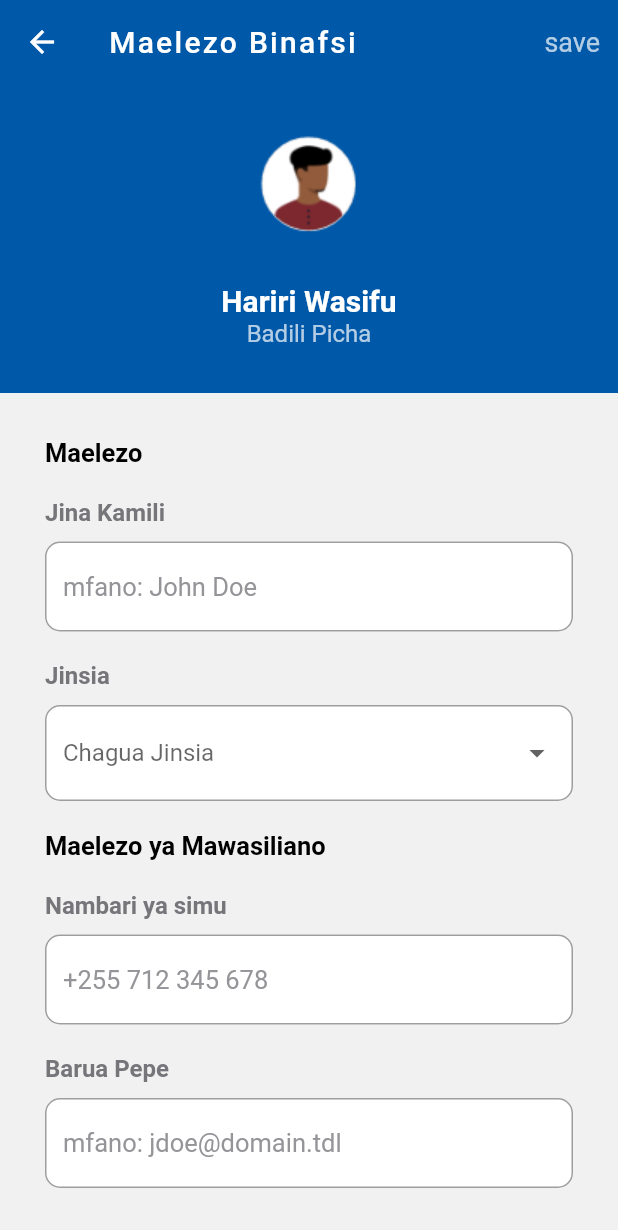
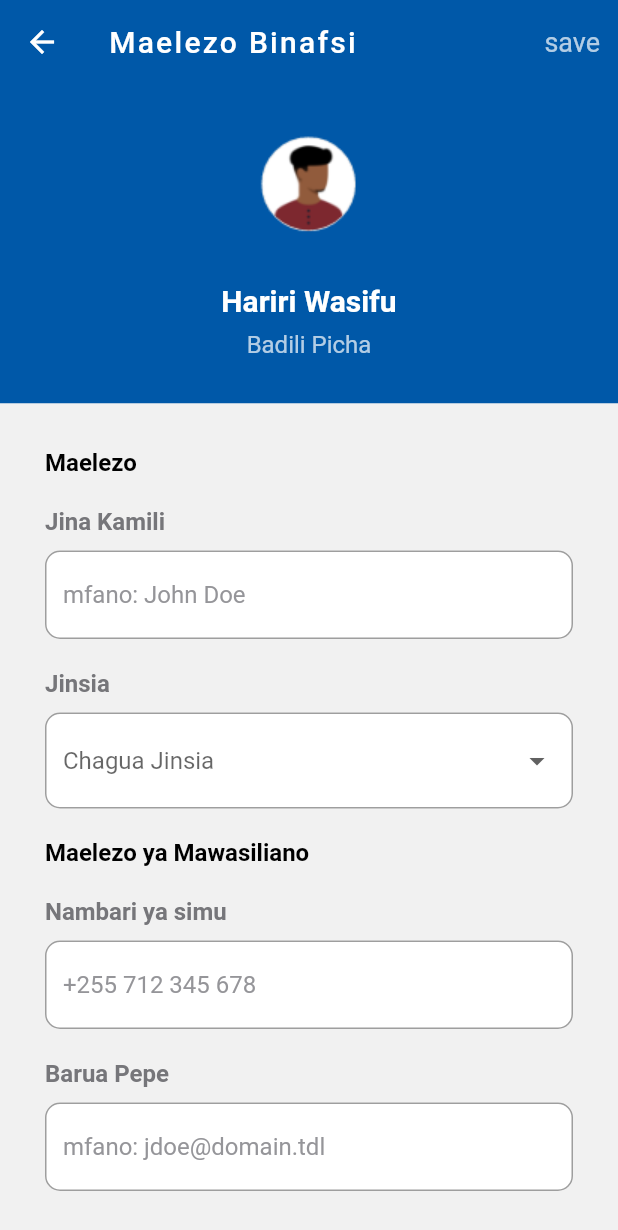
Before and after one commit to wao1ook/nmbmkononi, a Flutter app: the ProfilePage screen opened directly, after a tap on "Maelezo Binafsi", on a phone screen of 412 x 824 dp. Shown: the top 1230 px of the screen. Run offline on Flutter 3.47's test engine with Material 2 defaults, Android fonts, the phone set to English and light mode, and no system bars; our stand-ins replace flutter_icons, splashscreen; Roboto replaces fonts that are missing (Myriad Pro).

```diff
--- a/lib/pages/home.dart
+++ b/lib/pages/home.dart
@@ -89,7 +89,7 @@ class Home extends StatelessWidget {
                 'Huduma za haraka',
                 style: TextStyle(
                   fontFamily: 'Myriad Pro',
-                  fontSize: 22,
+                  fontSize: 20,
                   fontWeight: FontWeight.w500,
                   color: const Color(0xff1f1f1f),
                   height: 1.2666666666666666,
@@ -99,7 +99,7 @@ class Home extends StatelessWidget {
               Icon(
                 FontAwesome.qrcode,
                 color: Theme.of(context).primaryColor,
-                size: 34,
+                size: 30,
               ),
             ],
           ),
--- a/lib/pages/profile.dart
+++ b/lib/pages/profile.dart
@@ -95,8 +95,8 @@ class _ProfilePageState extends State<ProfilePage> {
                               builder: (_) => MaelezoBinafsiPage()));
                         },
                         child: Container(
-                          padding:
-                              EdgeInsets.symmetric(vertical: 10, horizontal: 17),
+                          padding: EdgeInsets.symmetric(
+                              vertical: 10, horizontal: 17),
                           margin: EdgeInsets.only(bottom: 20),
                           decoration: BoxDecoration(
                               border: Border.all(color: Colors.grey, width: 1),
@@ -107,12 +107,12 @@ class _ProfilePageState extends State<ProfilePage> {
                               Text(
                                 'Maelezo Binafsi',
                                 style:
-                                    TextStyle(fontSize: 19, color: Colors.grey),
+                                    TextStyle(fontSize: 17, color: Colors.grey),
                               ),
                               Icon(
                                 Icons.keyboard_arrow_right_rounded,
                                 color: Colors.grey,
-                                size: 35,
+                                size: 30,
                               )
                             ],
                           ),
@@ -131,12 +131,12 @@ class _ProfilePageState extends State<ProfilePage> {
                             Text(
                               'Maelezo ya Akaunti',
                               style:
-                                  TextStyle(fontSize: 19, color: Colors.grey),
+                                  TextStyle(fontSize: 17, color: Colors.grey),
                             ),
                             Icon(
                               Icons.keyboard_arrow_right_rounded,
                               color: Colors.grey,
-                              size: 35,
+                              size: 30,
                             )
                           ],
                         ),
@@ -159,12 +159,12 @@ class _ProfilePageState extends State<ProfilePage> {
                               Text(
                                 'Taarifa Fupi',
                                 style:
-                                    TextStyle(fontSize: 19, color: Colors.grey),
+                                    TextStyle(fontSize: 17, color: Colors.grey),
                               ),
                               Icon(
                                 Icons.keyboard_arrow_right_rounded,
                                 color: Colors.grey,
-                                size: 35,
+                                size: 30,
                               )
                             ],
                           ),
@@ -197,12 +197,12 @@ class _ProfilePageState extends State<ProfilePage> {
                               Text(
                                 'Taarifa ya Kielektroniki',
                                 style:
-                                    TextStyle(fontSize: 19, color: Colors.grey),
+                                    TextStyle(fontSize: 17, color: Colors.grey),
                               ),
                               Icon(
                                 Icons.keyboard_arrow_right_rounded,
                                 color: Colors.grey,
-                                size: 35,
+                                size: 30,
                               )
                             ],
                           ),
--- a/lib/pages/profile/maelezo_binafsi.dart
+++ b/lib/pages/profile/maelezo_binafsi.dart
@@ -72,7 +72,7 @@ class _MaelezoBinafsiPageState extends State<MaelezoBinafsiPage> {
                           ),
                         ),
                         Padding(
-                          padding: const EdgeInsets.only(top: 1.0),
+                          padding: const EdgeInsets.only(top: 8.0),
                           child: Text(
                             'Badili Picha',
                             style:
@@ -96,7 +96,7 @@ class _MaelezoBinafsiPageState extends State<MaelezoBinafsiPage> {
                           style: TextStyle(
                             color: Colors.black,
                             fontWeight: FontWeight.bold,
-                            fontSize: 17,
+                            fontSize: 16,
                           ),
                         ),
                       ),
@@ -115,7 +115,7 @@ class _MaelezoBinafsiPageState extends State<MaelezoBinafsiPage> {
                             hintText: 'mfano: John Doe',
                             hintStyle: TextStyle(
                               color: Color(0xff959599),
-                              fontSize: 17,
+                              fontSize: 16,
                             ),
                             filled: true,
                             fillColor: Colors.white,
@@ -143,7 +143,7 @@ class _MaelezoBinafsiPageState extends State<MaelezoBinafsiPage> {
                             hintText: 'Chagua Jinsia',
                             hintStyle: TextStyle(
                               color: Color(0xff959599),
-                              fontSize: 17,
+                              fontSize: 16,
                             ),
                             filled: true,
                             fillColor: Colors.white,
@@ -168,7 +168,7 @@ class _MaelezoBinafsiPageState extends State<MaelezoBinafsiPage> {
                           style: TextStyle(
                             color: Colors.black,
                             fontWeight: FontWeight.bold,
-                            fontSize: 17,
+                            fontSize: 16,
                           ),
                         ),
                       ),
@@ -187,7 +187,7 @@ class _MaelezoBinafsiPageState extends State<MaelezoBinafsiPage> {
                             hintText: '+255 712 345 678',
                             hintStyle: TextStyle(
                               color: Color(0xff959599),
-                              fontSize: 17,
+                              fontSize: 16,
                             ),
                             filled: true,
                             fillColor: Colors.white,
@@ -215,7 +215,7 @@ class _MaelezoBinafsiPageState extends State<MaelezoBinafsiPage> {
                             hintText: 'mfano: jdoe@domain.tdl',
                             hintStyle: TextStyle(
                               color: Color(0xff959599),
-                              fontSize: 17,
+                              fontSize: 16,
                             ),
                             filled: true,
                             fillColor: Colors.white,
--- a/lib/pages/profile/taarifa_za_kielektronic.dart
+++ b/lib/pages/profile/taarifa_za_kielektronic.dart
@@ -59,7 +59,7 @@ class _TaarifaZaKielektronikiPageState
                             hintText: 'mfano: 16/01/2020',
                             hintStyle: TextStyle(
                               color: Color(0xff959599),
-                              fontSize: 17,
+                              fontSize: 16,
                             ),
                             filled: true,
                             fillColor: Colors.white,
@@ -75,7 +75,7 @@ class _TaarifaZaKielektronikiPageState
                       Padding(
                         padding: EdgeInsets.only(bottom: 10, top: 20),
                         child: Text(
-                          'Jinsia',
+                          'Muda',
                           style: TextStyle(
                               fontWeight: FontWeight.bold,
                               fontSize: 16,
@@ -87,7 +87,7 @@ class _TaarifaZaKielektronikiPageState
                             hintText: 'Miezi 3',
                             hintStyle: TextStyle(
                               color: Color(0xff959599),
-                              fontSize: 17,
+                              fontSize: 16,
                             ),
                             filled: true,
                             fillColor: Colors.white,
@@ -121,7 +121,7 @@ class _TaarifaZaKielektronikiPageState
                             hintText: 'mfano: johndoe@gmail.com',
                             hintStyle: TextStyle(
                               color: Color(0xff959599),
-                              fontSize: 17,
+                              fontSize: 16,
                             ),
                             filled: true,
                             fillColor: Colors.white,
```
